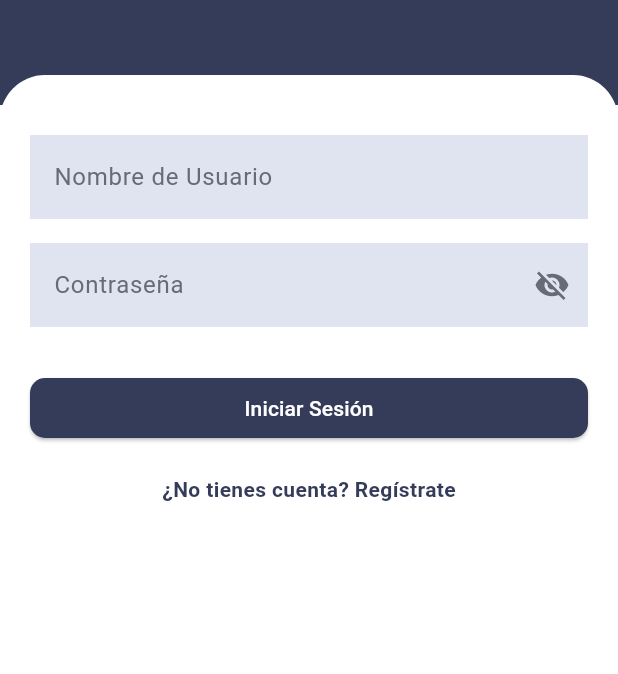
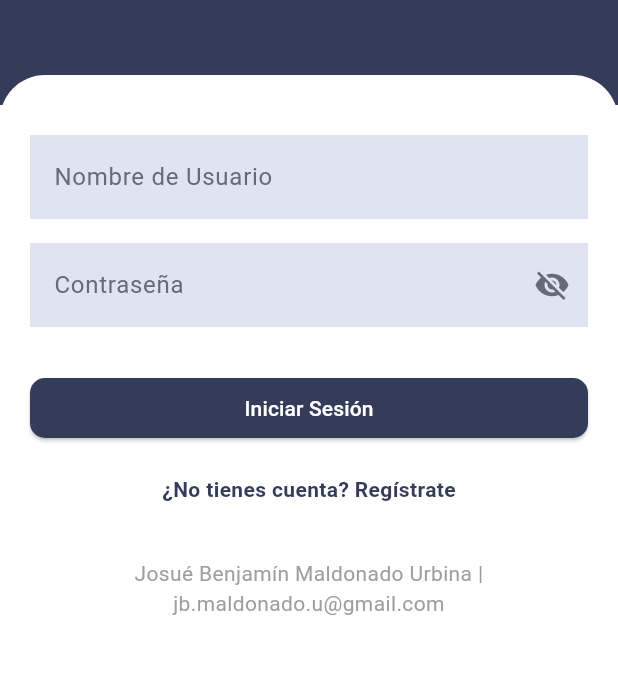
Before and after one commit to Josue-Benjamin-Maldonado-Urbina/store_strappberry, a Flutter app: the screen it shows after launch, on a phone screen of 412 x 824 dp, the part 195-869 px from its top. Run offline on Flutter 3.47's test engine with Material 3 defaults, Android fonts, the phone set to English and light mode, and no system bars; our stand-ins replace image_picker, sqflite; accounts and stored records are empty.

```diff
--- a/lib/presentation/pages/login_page.dart
+++ b/lib/presentation/pages/login_page.dart
@@ -97,7 +97,8 @@ class _LoginPageState extends State<LoginPage> {
               ],
             ),
             Padding(
-              padding: const EdgeInsets.symmetric(horizontal: 20.0, vertical: 20.0),
+              padding:
+                  const EdgeInsets.symmetric(horizontal: 20.0, vertical: 20.0),
               child: Form(
                 key: _formKey,
                 child: Column(
@@ -192,6 +193,17 @@ class _LoginPageState extends State<LoginPage> {
                 ),
               ),
             ),
+            Padding(
+              padding: const EdgeInsets.symmetric(vertical: 16.0),
+              child: Text(
+                'Josué Benjamín Maldonado Urbina | jb.maldonado.u@gmail.com',
+                style: const TextStyle(
+                  fontSize: 14,
+                  color: Colors.grey,
+                ),
+                textAlign: TextAlign.center,
+              ),
+            ),
           ],
         ),
       ),
```
